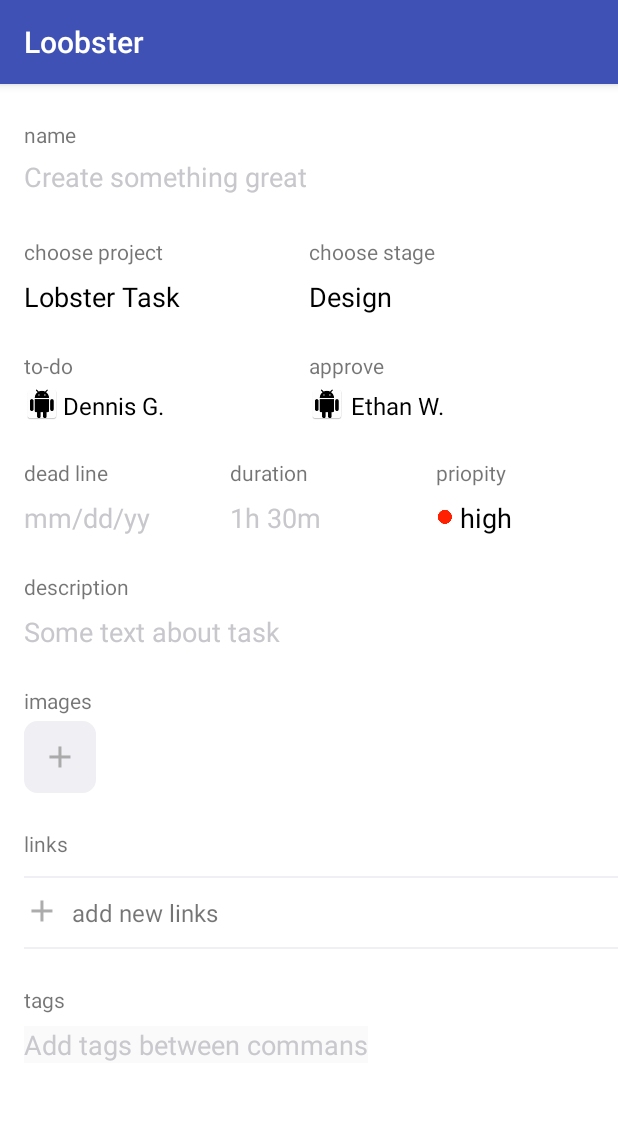
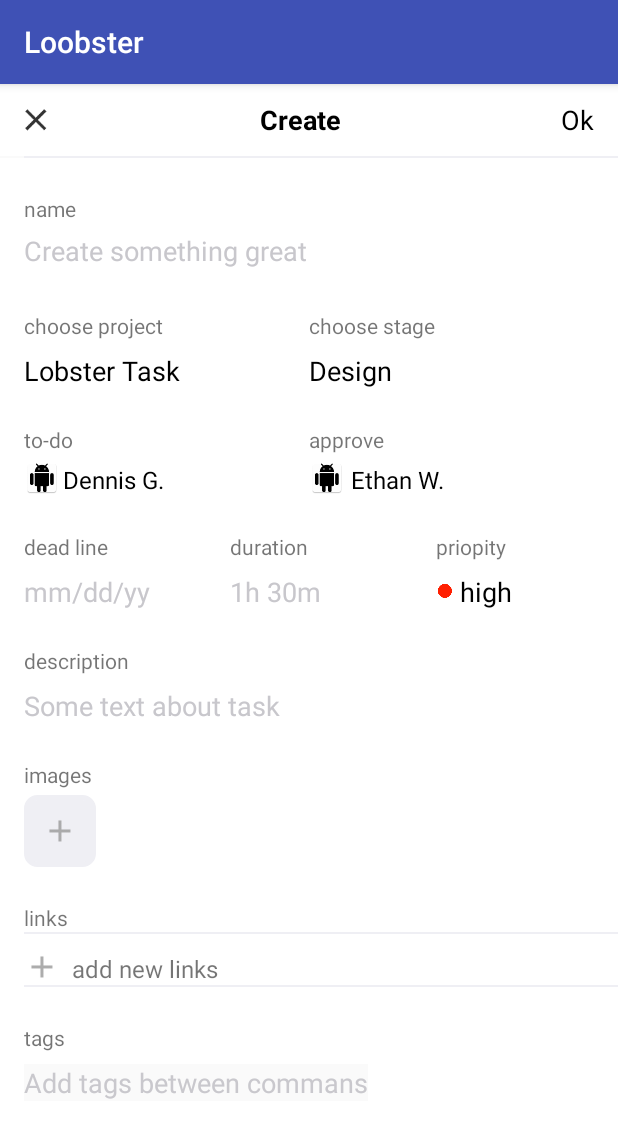
Before and after one commit to GeraniVolves/Lobster, an Android app: the screen it shows after launch (MainActivity before the commit, CreateActivity after it), on a phone screen of 412 x 824 dp. Shown: the top 1138 px of the screen. Run offline under Robolectric (Android 15) with nearby library versions, the phone set to English and light mode, and no system bars.

Commit message:
add create activity and pager inside it

```diff
--- a/app/src/main/AndroidManifest.xml
+++ b/app/src/main/AndroidManifest.xml
@@ -1,6 +1,7 @@
 <?xml version="1.0" encoding="utf-8"?>
 <manifest xmlns:android="http://schemas.android.com/apk/res/android"
-    package="com.android.loobster">
+    package="com.android.loobster"
+    >
 
     <application
         android:allowBackup="true"
@@ -8,14 +9,18 @@
         android:label="@string/app_name"
         android:roundIcon="@mipmap/ic_launcher_round"
         android:supportsRtl="true"
-        android:theme="@style/AppTheme">
-        <activity android:name=".MainActivity">
+        android:theme="@style/AppTheme"
+        >
+        <activity android:name=".MainActivity" />
+
+        <activity android:name=".CreateActivity">
             <intent-filter>
                 <action android:name="android.intent.action.MAIN" />
 
                 <category android:name="android.intent.category.LAUNCHER" />
             </intent-filter>
         </activity>
+
     </application>
 
 </manifest>
--- /dev/null
+++ b/app/src/main/java/com/android/loobster/CreateActivity.java
@@ -0,0 +1,21 @@
+package com.android.loobster;
+
+import android.os.Bundle;
+import android.support.annotation.Nullable;
+import android.support.v4.app.Fragment;
+import android.support.v4.app.FragmentPagerAdapter;
+import android.support.v4.view.ViewPager;
+import android.support.v7.app.AppCompatActivity;
+
+public class CreateActivity extends AppCompatActivity {
+
+    @Override protected void onCreate(@Nullable Bundle savedInstanceState) {
+        super.onCreate(savedInstanceState);
+        setContentView(R.layout.create_activity);
+
+        ViewPager viewPager = (ViewPager) findViewById(R.id.pager);
+        viewPager.setAdapter(new CreatePager(getSupportFragmentManager()));
+
+
+    }
+}
--- /dev/null
+++ b/app/src/main/java/com/android/loobster/CreatePager.java
@@ -0,0 +1,27 @@
+package com.android.loobster;
+
+import android.support.v4.app.Fragment;
+import android.support.v4.app.FragmentManager;
+import android.support.v4.app.FragmentPagerAdapter;
+
+class CreatePager extends FragmentPagerAdapter {
+
+    private Fragment[] fragments;
+
+    public CreatePager(FragmentManager fm) {
+        super(fm);
+        fragments = new Fragment[]{
+            new CreateTaskFragment(),
+            new CreateStageFragment(),
+            new CreateProjectFragment()
+        };
+    }
+
+    @Override public Fragment getItem(int position) {
+        return fragments[position];
+    }
+
+    @Override public int getCount() {
+        return fragments.length;
+    }
+}
--- /dev/null
+++ b/app/src/main/java/com/android/loobster/CreateProjectFragment.java
@@ -0,0 +1,16 @@
+package com.android.loobster;
+
+import android.os.Bundle;
+import android.support.annotation.Nullable;
+import android.support.v4.app.Fragment;
+import android.view.LayoutInflater;
+import android.view.View;
+import android.view.ViewGroup;
+
+public class CreateProjectFragment extends Fragment {
+
+    @Nullable @Override
+    public View onCreateView(LayoutInflater inflater, @Nullable ViewGroup container, @Nullable Bundle savedInstanceState) {
+        return inflater.inflate(R.layout.activity_project, container, false);
+    }
+}
--- /dev/null
+++ b/app/src/main/java/com/android/loobster/CreateStageFragment.java
@@ -0,0 +1,16 @@
+package com.android.loobster;
+
+import android.os.Bundle;
+import android.support.annotation.Nullable;
+import android.support.v4.app.Fragment;
+import android.view.LayoutInflater;
+import android.view.View;
+import android.view.ViewGroup;
+
+public class CreateStageFragment extends Fragment {
+
+    @Nullable @Override
+    public View onCreateView(LayoutInflater inflater, @Nullable ViewGroup container, @Nullable Bundle savedInstanceState) {
+        return inflater.inflate(R.layout.activity_stage, container, false);
+    }
+}
--- /dev/null
+++ b/app/src/main/java/com/android/loobster/CreateTaskFragment.java
@@ -0,0 +1,16 @@
+package com.android.loobster;
+
+import android.os.Bundle;
+import android.support.annotation.Nullable;
+import android.support.v4.app.Fragment;
+import android.view.LayoutInflater;
+import android.view.View;
+import android.view.ViewGroup;
+
+public class CreateTaskFragment extends Fragment {
+
+    @Nullable @Override
+    public View onCreateView(LayoutInflater inflater, @Nullable ViewGroup container, @Nullable Bundle savedInstanceState) {
+        return inflater.inflate(R.layout.activity_task, container, false);
+    }
+}
--- a/app/src/main/java/com/android/loobster/MainActivity.java
+++ b/app/src/main/java/com/android/loobster/MainActivity.java
@@ -9,7 +9,7 @@ public class MainActivity extends AppCompatActivity {
     @Override
     protected void onCreate(Bundle savedInstanceState) {
         super.onCreate(savedInstanceState);
-        setContentView(R.layout.activity_main);
+        setContentView(R.layout.activity_task);
         findViewById(R.id.close).setOnClickListener(new View.OnClickListener() {
             @Override public void onClick(View v) {
                 finish();
--- a/app/src/main/res/layout/activity_main.xml
+++ b/app/src/main/res/layout/activity_task.xml
@@ -1,5 +1,4 @@
 <?xml version="1.0" encoding="utf-8"?>
-
 <ScrollView xmlns:android="http://schemas.android.com/apk/res/android"
     android:layout_width="match_parent"
     android:layout_height="match_parent"
--- /dev/null
+++ b/app/src/main/res/layout/create_activity.xml
@@ -0,0 +1,24 @@
+<?xml version="1.0" encoding="utf-8"?>
+<LinearLayout xmlns:android="http://schemas.android.com/apk/res/android"
+    android:layout_width="match_parent"
+    android:layout_height="match_parent"
+    android:orientation="vertical"
+    >
+
+    <include layout="@layout/create_top_panel" />
+
+    <include layout="@layout/separator" />
+
+    <android.support.v4.view.ViewPager
+        android:id="@+id/pager"
+        android:layout_width="match_parent"
+        android:layout_height="0dp"
+        android:layout_weight="1"
+        />
+
+    <TableLayout
+        android:layout_width="match_parent"
+        android:layout_height="48dp"
+        />
+
+</LinearLayout>
--- a/app/src/main/res/layout/create_top_panel.xml
+++ b/app/src/main/res/layout/create_top_panel.xml
@@ -1,5 +1,4 @@
 <?xml version="1.0" encoding="utf-8"?>
-
 <LinearLayout xmlns:android="http://schemas.android.com/apk/res/android"
     xmlns:tools="http://schemas.android.com/tools"
     android:layout_width="match_parent"
--- a/app/src/main/res/layout/separator.xml
+++ b/app/src/main/res/layout/separator.xml
@@ -4,7 +4,6 @@
     android:layout_width="match_parent"
     android:layout_height="1dp"
     android:layout_marginLeft="16dp"
-    android:layout_marginTop="12dp"
     android:background="#EFEFF4"
-    tools:showIn="@layout/activity_main"
+    tools:showIn="@layout/activity_task"
     />
```
Also changed, not shown: app/src/main/res/layout/activity_post.xml (line endings or trailing spaces).
